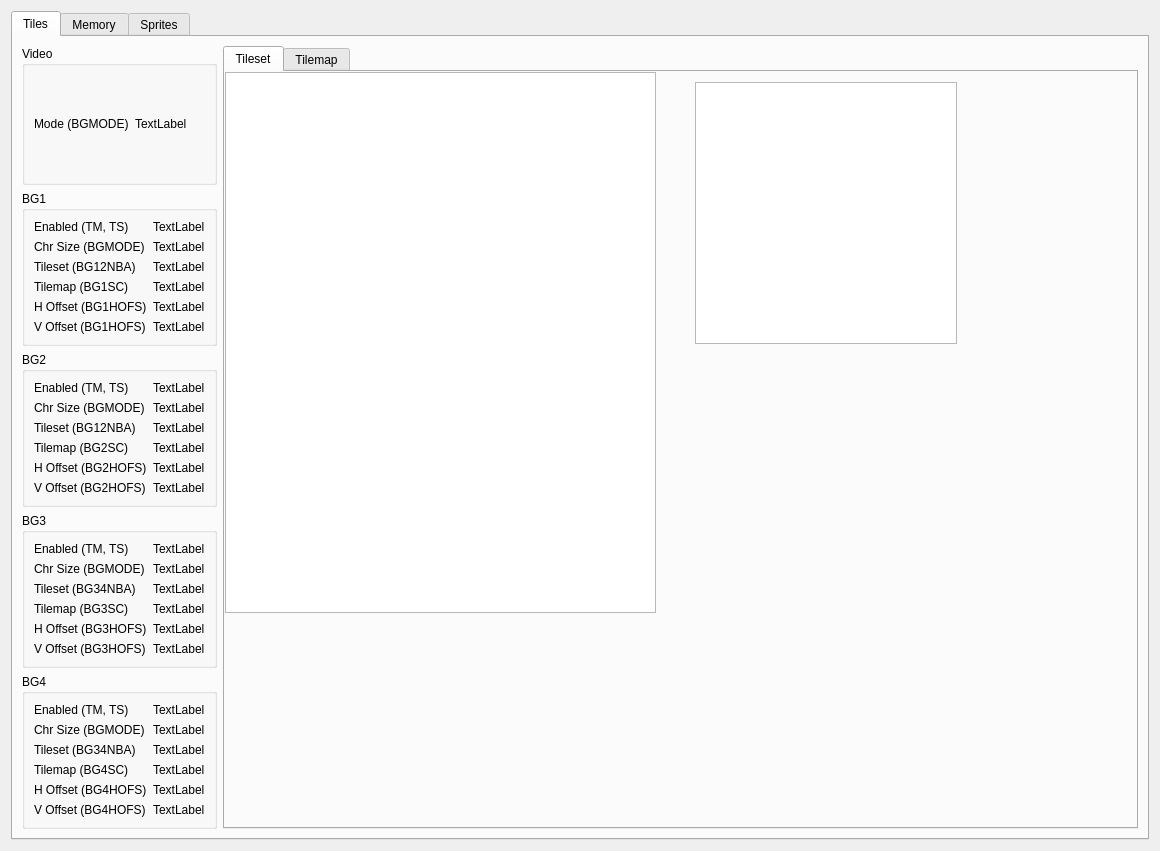
Before: the Qt Designer form src/ui/InfoWindow.ui in zlisinski/zlsnes, drawn with Qt 5.
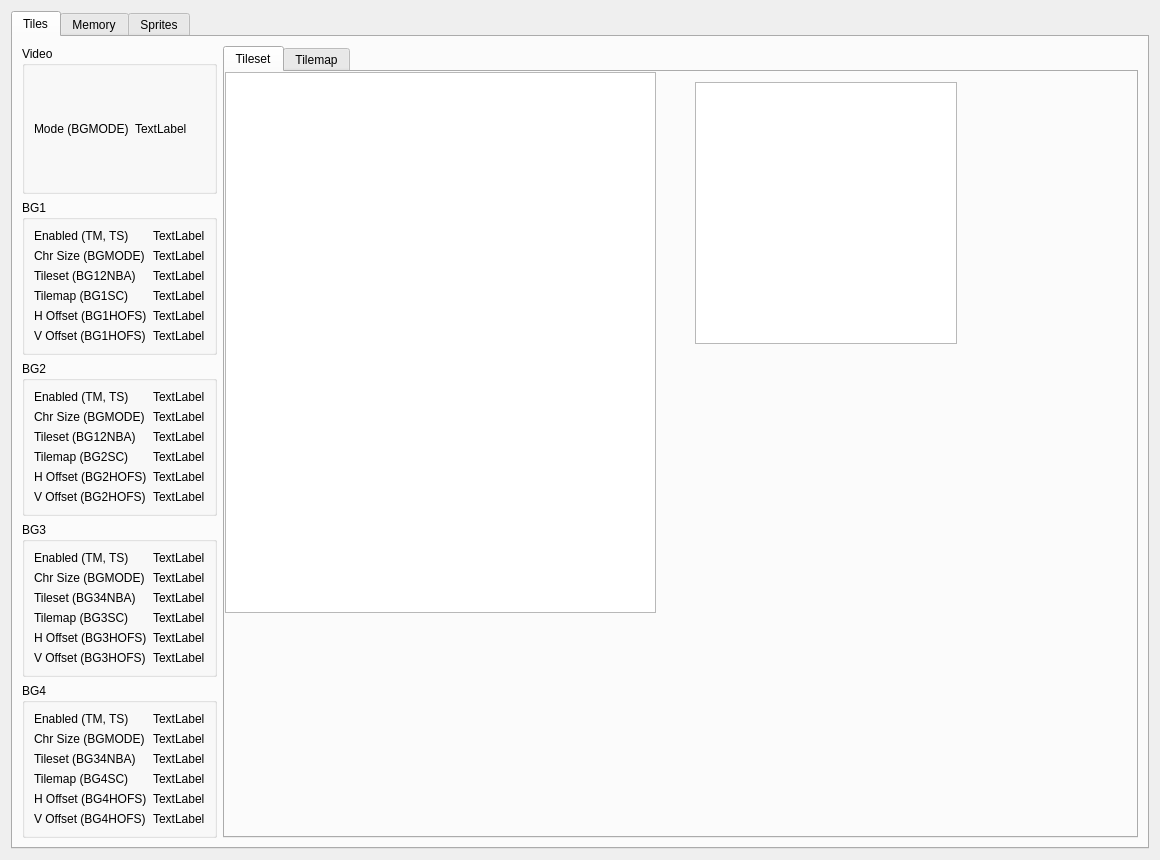
After: the same form once the commit is applied. The open tabs and pages were chosen to show the change.

Commit message: First pass at color math, will definitely be changing this later.

What changed in the file:
```diff
--- a/src/ui/InfoWindow.ui
+++ b/src/ui/InfoWindow.ui
@@ -7,7 +7,7 @@
     <x>0</x>
     <y>0</y>
     <width>1160</width>
-    <height>851</height>
+    <height>860</height>
    </rect>
   </property>
   <property name="windowTitle">
```
Left out of the diff: 2 changed lines with no effect on the pictures. The commit also changes 2 other files.
